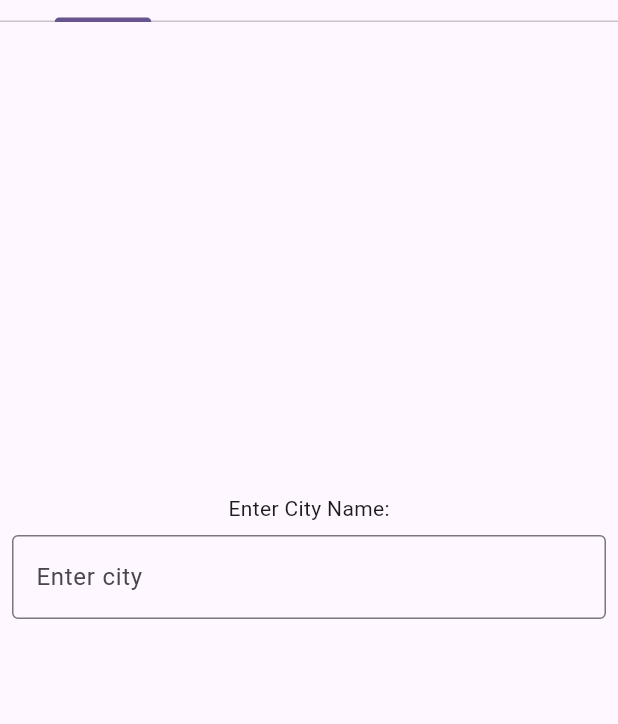
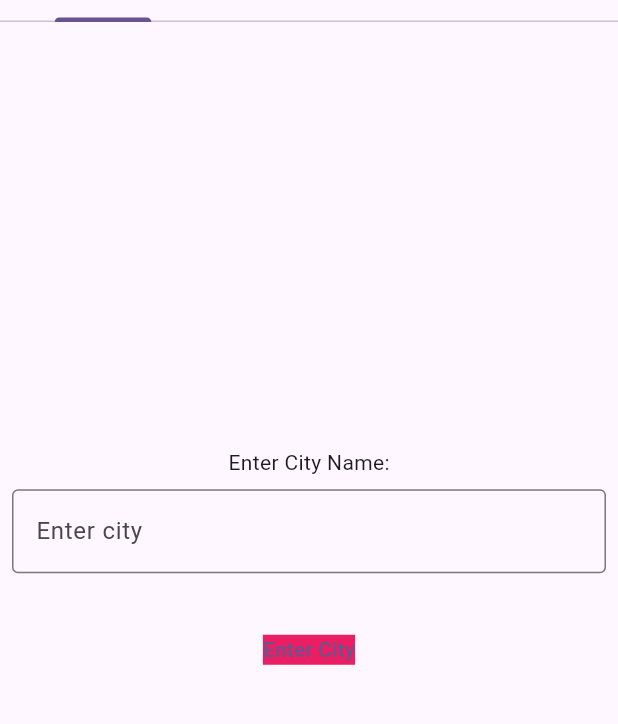
Before and after one commit to abigailsheldon/weather_app, a Flutter app: the screen it shows after launch, on a phone screen of 412 x 824 dp, the part 134-858 px from its top. Run offline on Flutter 3.47's test engine with Material 3 defaults, Android fonts, the phone set to English and light mode, and no system bars.

Commit message:
Add ugly pink text button to Tab 1 (button does not do anything, it is just text)

```diff
--- a/lib/main.dart
+++ b/lib/main.dart
@@ -104,6 +104,15 @@ class _TabsNonScrollableDemoState extends State< _TabsNonScrollableDemo>
                     ),
                   ),
                 ),
+                TextButton(
+                  onPressed: () {  },
+                  child: Container(
+                    margin:EdgeInsets.only(top: 25),
+                    child: Text('Enter City'),
+                    color: Colors.pink
+                    ),
+                  ),
+
               ],
             ),
           ),
```
